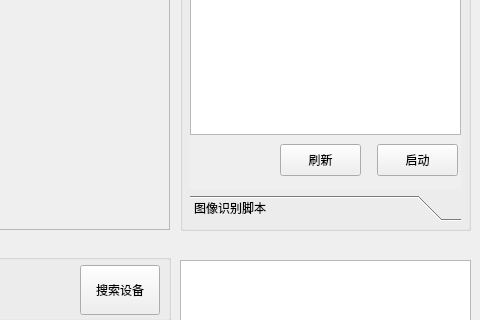
This is resources/ui/main_form.ui in radiantwf/pokemon-controller-gui as Qt 5 draws it before an edit; both pictures show x 480 to 960 and y 140 to 460 of the 960 by 750 pixel window. The edited form follows.
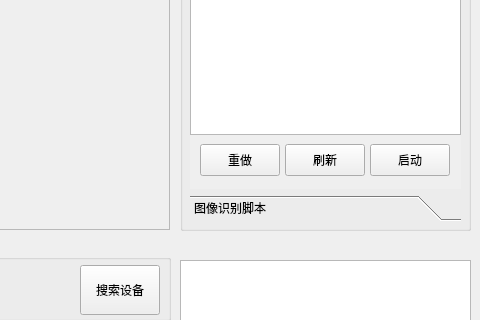
This is the edited form.

Commit message:
feat(macro): 添加重做按钮功能并优化传送和UI布局
添加重做上次宏操作的功能按钮
优化宝可梦ZA传送宏支持异次元洞内传送
调整主界面按钮布局和宽度
新增甜甜圈和Magearna宏脚本

What changed in the file:
```diff
--- a/resources/ui/main_form.ui
+++ b/resources/ui/main_form.ui
@@ -1202,9 +1202,9 @@
       <widget class="QPushButton" name="btn_macro_opt">
        <property name="geometry">
         <rect>
-         <x>187</x>
+         <x>180</x>
          <y>190</y>
-         <width>81</width>
+         <width>80</width>
          <height>32</height>
         </rect>
        </property>
@@ -1215,9 +1215,9 @@
       <widget class="QPushButton" name="btn_macro_refresh">
        <property name="geometry">
         <rect>
-         <x>90</x>
+         <x>95</x>
          <y>190</y>
-         <width>81</width>
+         <width>80</width>
          <height>32</height>
         </rect>
        </property>
@@ -1225,6 +1225,19 @@
         <string>刷新</string>
        </property>
       </widget>
+      <widget class="QPushButton" name="btn_macro_redo">
+       <property name="geometry">
+        <rect>
+         <x>10</x>
+         <y>190</y>
+         <width>80</width>
+         <height>32</height>
+        </rect>
+       </property>
+       <property name="text">
+        <string>重做</string>
+       </property>
+      </widget>
      </widget>
      <widget class="QWidget" name="page_recognition">
       <property name="geometry">
```
The commit also changes 4 other files.
